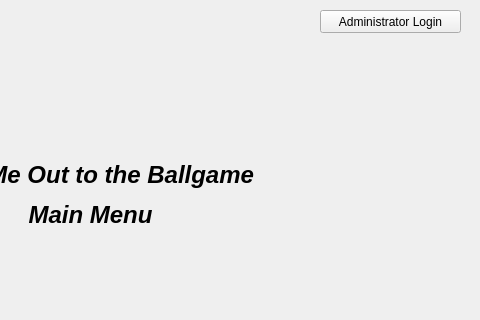
The window that Baseball/mainwindow.ui (Ykhan799/CS-1D-Project-2-Baseball) describes before a commit, drawn with Qt 5; both pictures show x 320 to 800 and y 0 to 320 of the 800 by 600 pixel window.
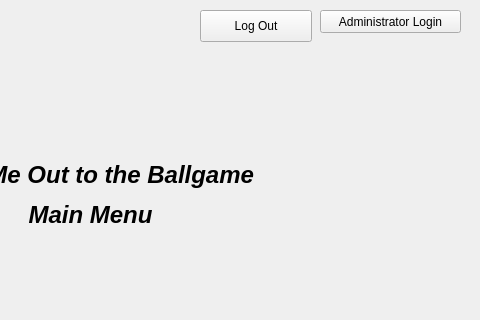
The same window after the commit.

```diff
--- a/Baseball/mainwindow.ui
+++ b/Baseball/mainwindow.ui
@@ -79,6 +79,19 @@
      <string>&lt;html&gt;&lt;head/&gt;&lt;body&gt;&lt;p align=&quot;center&quot;&gt;&lt;span style=&quot; font-size:18pt; font-weight:600; font-style:italic;&quot;&gt;Take Me Out to the Ballgame&lt;/span&gt;&lt;/p&gt;&lt;p align=&quot;center&quot;&gt;&lt;span style=&quot; font-size:18pt; font-weight:600; font-style:italic;&quot;&gt;Main Menu&lt;/span&gt;&lt;/p&gt;&lt;/body&gt;&lt;/html&gt;</string>
     </property>
    </widget>
+   <widget class="QPushButton" name="LogOut">
+    <property name="geometry">
+     <rect>
+      <x>520</x>
+      <y>10</y>
+      <width>112</width>
+      <height>32</height>
+     </rect>
+    </property>
+    <property name="text">
+     <string>Log Out</string>
+    </property>
+   </widget>
   </widget>
   <widget class="QStatusBar" name="statusbar"/>
  </widget>
```
Left out of the diff: 8 changed lines with no effect on the pictures.
